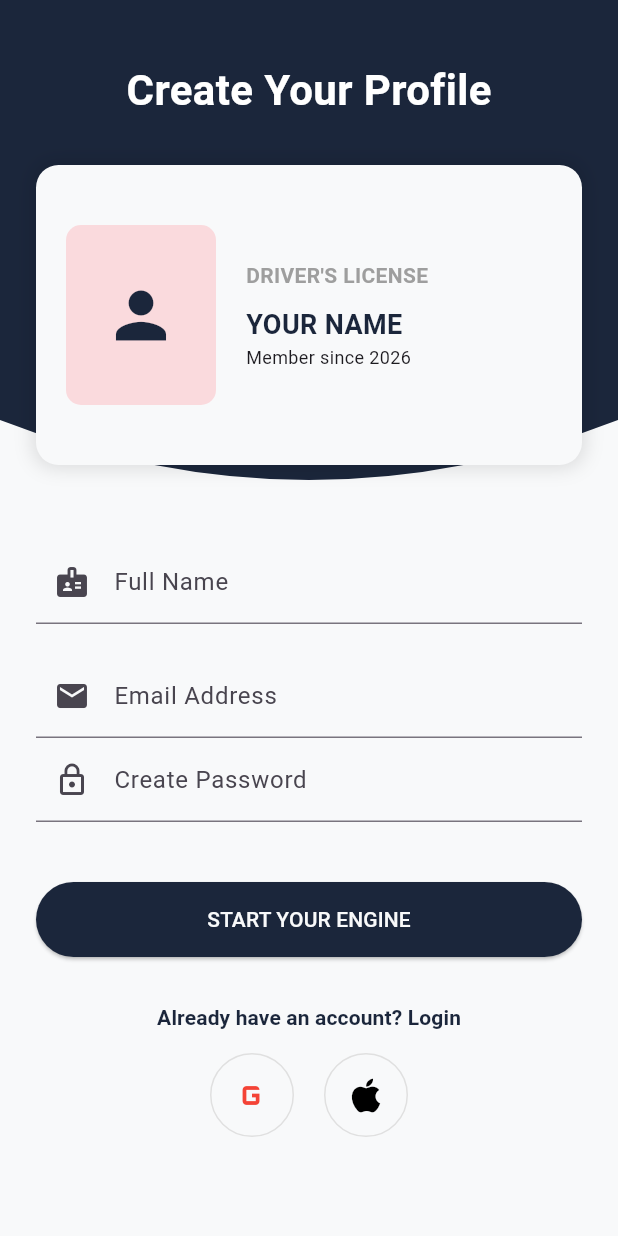
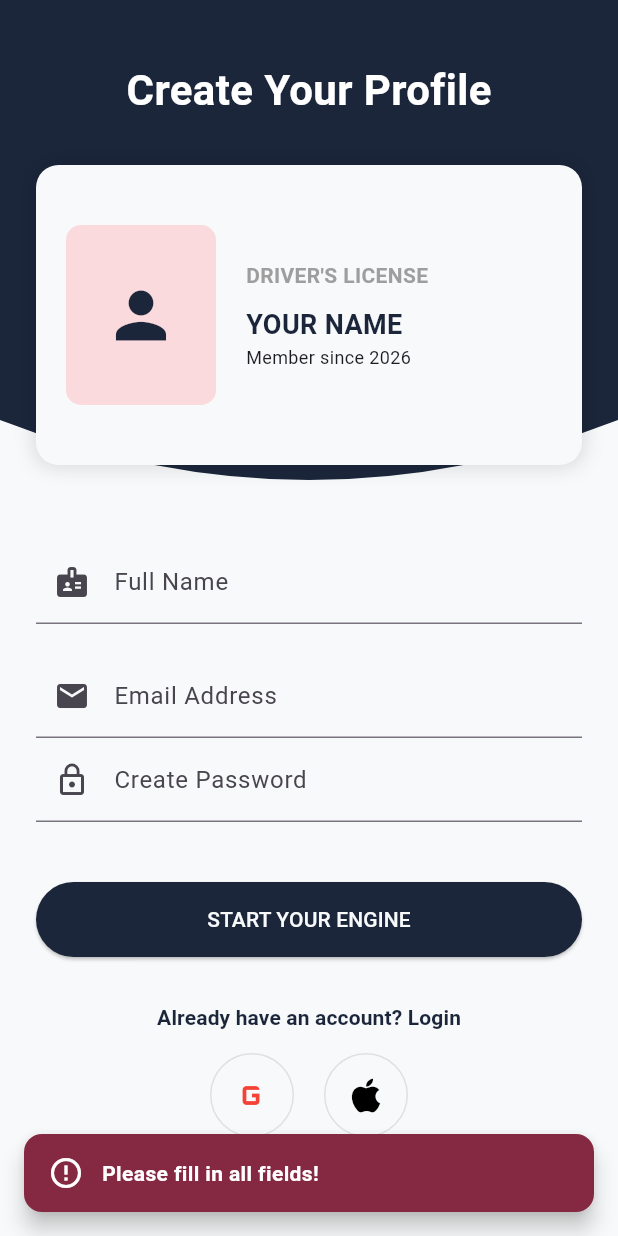
Before and after one commit to elifdodanli/car_collection, a Flutter app: the RegisterView screen opened directly, after a tap on "START YOUR ENGINE", on a phone screen of 412 x 824 dp. Run offline on Flutter 3.47's test engine with Material 3 defaults, Android fonts, the phone set to English and light mode, and no system bars; our stand-ins replace cloud_firestore, firebase_auth, firebase_core, lottie, shared_preferences, smooth_page_indicator; accounts and stored records are empty; generated files the repository leaves out were written again.

Commit message:
feat: add SnackBarHelper for consistent error and success messaging in Login and Register views

```diff
--- /dev/null
+++ b/lib/core/utils/snackbar_helper.dart
@@ -0,0 +1,39 @@
+import 'package:flutter/material.dart';
+
+class SnackBarHelper {
+  static const Color errorColor = Color.fromARGB(255, 132, 41, 65);
+
+  static void show(
+    BuildContext context,
+    String message, {
+    bool isError = true,
+  }) {
+    ScaffoldMessenger.of(context).showSnackBar(
+      SnackBar(
+        content: Row(
+          children: [
+            Icon(
+              isError ? Icons.error_outline : Icons.check_circle_outline,
+              color: Colors.white,
+            ),
+            const SizedBox(width: 12),
+            Expanded(
+              child: Text(
+                message,
+                style: const TextStyle(
+                  color: Colors.white,
+                  fontWeight: FontWeight.w600,
+                ),
+              ),
+            ),
+          ],
+        ),
+        backgroundColor: isError ? errorColor : Colors.teal.shade400,
+        behavior: SnackBarBehavior.floating,
+        margin: const EdgeInsets.all(16),
+        shape: RoundedRectangleBorder(borderRadius: BorderRadius.circular(12)),
+        duration: const Duration(seconds: 3),
+      ),
+    );
+  }
+}
--- a/lib/view/register_view.dart
+++ b/lib/view/register_view.dart
@@ -4,6 +4,7 @@ import 'package:car_collection/view/login_view.dart';
 import 'package:flutter/material.dart';
 import '../core/constants/app_colors.dart';
 import 'package:firebase_auth/firebase_auth.dart';
+import 'package:car_collection/core/utils/snackbar_helper.dart';
 
 class RegisterView extends StatefulWidget {
   const RegisterView({super.key});
@@ -142,9 +143,18 @@ class _RegisterViewState extends State<RegisterView> {
 
                   ElevatedButton(
                     onPressed: () async {
+                      final name = _nameController.text.trim();
                       final email = _emailController.text.trim();
                       final password = _passwordController.text.trim();
 
+                      if (name.isEmpty || email.isEmpty || password.isEmpty) {
+                        SnackBarHelper.show(
+                          context,
+                          "Please fill in all fields!",
+                          isError: true,
+                        );
+                        return;
+                      }
                       try {
                         final userCredential = await FirebaseAuth.instance
                             .createUserWithEmailAndPassword(
@@ -164,7 +174,11 @@ class _RegisterViewState extends State<RegisterView> {
                           );
                         }
                       } on FirebaseAuthException catch (e) {
-                        print("Firebase Auth Error: ${e.message}");
+                        SnackBarHelper.show(
+                          context,
+                          e.message ?? "Registration failed!",
+                          isError: true,
+                        );
                       }
                     },
                     style: ElevatedButton.styleFrom(
@@ -211,12 +225,6 @@ class _RegisterViewState extends State<RegisterView> {
           ),
         ],
       ),
-    );
-  }
-
-  void _showError(String message) {
-    ScaffoldMessenger.of(context).showSnackBar(
-      SnackBar(content: Text(message), backgroundColor: Colors.redAccent),
     );
   }
 }
```
Also changed, not shown: lib/view/login_view.dart (+14 -7 lines).
